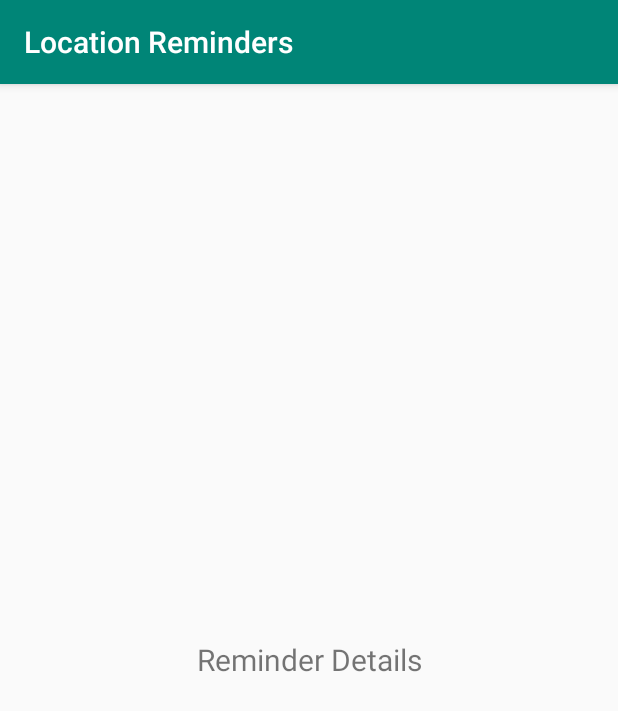
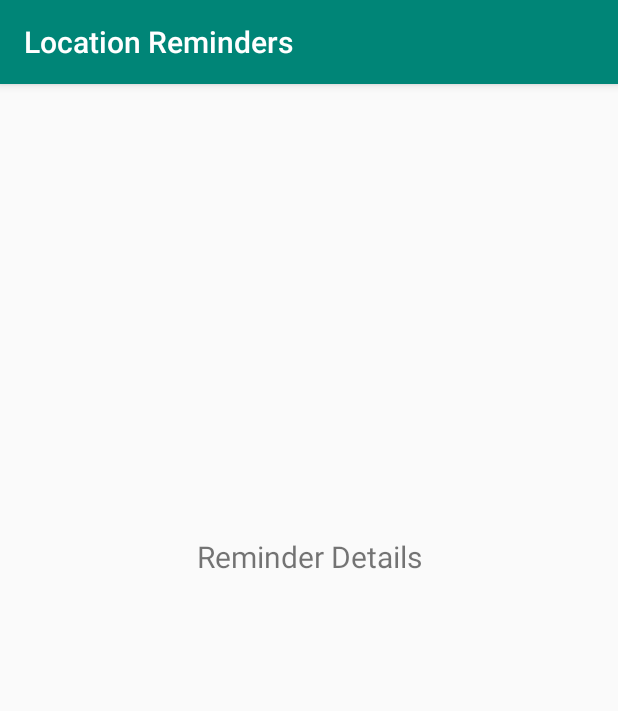
Before and after one commit to AntoineGS/Udacity_Android_Part4_Project_LocationReminder, an Android app: the ReminderDescriptionActivity screen opened directly, with no data from a screen before it, on a phone screen of 412 x 824 dp. Shown: the top 711 px of the screen. Run offline under Robolectric (Android 15) with nearby library versions, the phone set to English and light mode, and no system bars; our stand-ins replace data binding; 1 statement that could not run was skipped.

```diff
--- a/app/src/main/java/com/udacity/project4/locationreminders/ReminderDescriptionActivity.kt
+++ b/app/src/main/java/com/udacity/project4/locationreminders/ReminderDescriptionActivity.kt
@@ -32,6 +32,7 @@ class ReminderDescriptionActivity : AppCompatActivity() {
             this,
             R.layout.activity_reminder_description
         )
-//        TODO: Add the implementation of the reminder details
+        val reminderDataItem = this.intent.getSerializableExtra(EXTRA_ReminderDataItem) as ReminderDataItem
+        binding.reminderDataItem = reminderDataItem
     }
 }
--- a/app/src/main/java/com/udacity/project4/locationreminders/geofence/GeofenceBroadcastReceiver.kt
+++ b/app/src/main/java/com/udacity/project4/locationreminders/geofence/GeofenceBroadcastReceiver.kt
@@ -16,8 +16,6 @@ import android.content.Intent
 
 class GeofenceBroadcastReceiver : BroadcastReceiver() {
     override fun onReceive(context: Context, intent: Intent) {
-
-//TODO: implement the onReceive method to receive the geofencing events at the background
-
+        GeofenceTransitionsJobIntentService.enqueueWork(context, intent)
     }
 }
--- a/app/src/main/res/layout/activity_reminder_description.xml
+++ b/app/src/main/res/layout/activity_reminder_description.xml
@@ -16,18 +16,43 @@
         android:gravity="center"
         android:orientation="vertical"
         tools:context=".locationreminders.ReminderDescriptionActivity">
-        <!--TODO: add the design of the reminder details-->
 
         <TextView
+            android:id="@+id/headerText"
             android:layout_width="match_parent"
             android:layout_height="wrap_content"
+            android:layout_marginBottom="32dp"
             android:gravity="center"
-            android:text="Reminder Details"
+            android:text="@string/reminder_details"
             android:textSize="@dimen/text_size_large"
             app:layout_constraintBottom_toBottomOf="parent"
             app:layout_constraintEnd_toEndOf="parent"
             app:layout_constraintStart_toStartOf="parent"
             app:layout_constraintTop_toTopOf="parent" />
 
+        <TextView
+            android:id="@+id/titleText"
+            android:layout_width="match_parent"
+            android:layout_height="wrap_content"
+            android:layout_marginBottom="16dp"
+            android:gravity="center"
+            android:text="@{reminderDataItem.title}" />
+
+        <TextView
+            android:id="@+id/descriptionText"
+            android:layout_width="match_parent"
+            android:layout_height="wrap_content"
+            android:layout_marginBottom="16dp"
+            android:gravity="center"
+            android:text="@{reminderDataItem.description}" />
+
+        <TextView
+            android:id="@+id/locationText"
+            android:layout_width="match_parent"
+            android:layout_height="wrap_content"
+            android:layout_marginBottom="16dp"
+            android:gravity="center"
+            android:text="@{reminderDataItem.location}" />
+
     </LinearLayout>
 </layout>
--- a/app/src/main/res/layout/fragment_select_location.xml
+++ b/app/src/main/res/layout/fragment_select_location.xml
@@ -13,8 +13,6 @@
     <androidx.constraintlayout.widget.ConstraintLayout
         android:layout_width="match_parent"
         android:layout_height="match_parent">
-        <!--TODO: Add the map fragment for the user to select the location-->
-
 
         <com.google.android.gms.maps.MapView
             android:id="@+id/mapView"
--- a/app/src/main/res/values/strings.xml
+++ b/app/src/main/res/values/strings.xml
@@ -41,4 +41,5 @@
     <string name="geofence_too_many_geofences">Your app has registered too many geofences.</string>
     <string name="geofence_too_many_pending_intents">You have provided too many PendingIntents to the addGeofences() call.</string>
     <string name="error_adding_geofence">Error Happened, Can\'t Add Geofence</string>
+    <string name="reminder_details">Reminder Details</string>
 </resources>
```
Also changed, not shown: app/src/main/java/com/udacity/project4/locationreminders/geofence/GeofenceTransitionsJobIntentService.kt (+25 -6 lines), app/src/main/java/com/udacity/project4/locationreminders/savereminder/SaveReminderFragment.kt (+80 -7 lines), app/src/main/java/com/udacity/project4/locationreminders/savereminder/SaveReminderViewModel.kt (+5 -3 lines).
